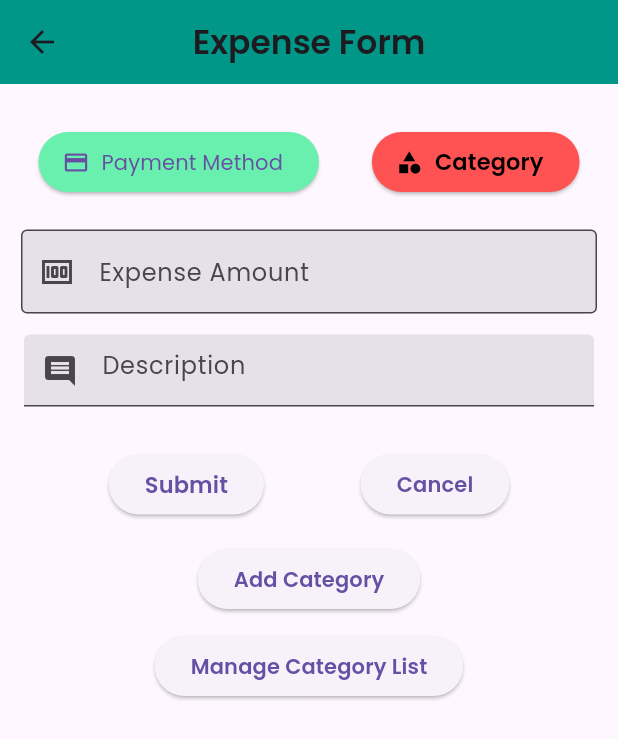
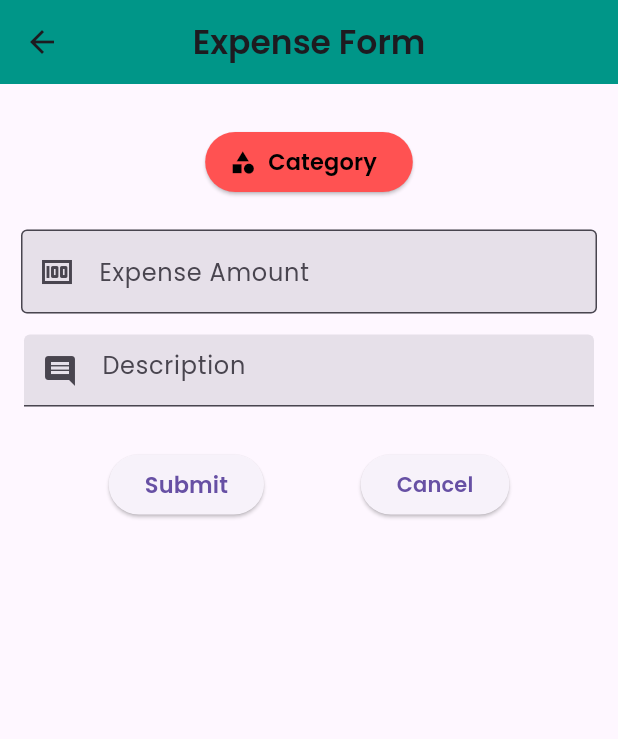
Before and after one commit to stevenjoro098/Daily-Expense, a Flutter app: the addExpensesPage screen opened directly, on a phone screen of 412 x 824 dp. Shown: the top 739 px of the screen. Run offline on Flutter 3.47's test engine with Material 3 defaults, Android fonts, the light colour scheme and no system bars; our stand-ins replace charts_flutter, flutter_local_notifications, shared_preferences, sqflite, sqflite_common_ffi and 1 more; missing offline and left inert: dart:ffi; accounts and stored records are empty.

Commit message:
Changed file structure

```diff
--- a/lib/add_expenditure.dart
+++ b/lib/pages/AddExpenditurePage.dart
@@ -1,10 +1,10 @@
 import 'package:flutter/material.dart';
 import 'package:flutter/cupertino.dart';
 import 'package:sqflite/sqflite.dart';
-import 'add_category.dart';
-import 'list_categorys.dart';
-import 'db.dart';
-import 'categories_page.dart';
+import '../widgets/add_category.dart';
+import 'CategoriesPage.dart';
+import '../utils/db.dart';
+import 'CategoriesPage.dart';
 
 class addExpensesPage extends StatefulWidget {
   const addExpensesPage({super.key});
@@ -80,7 +80,7 @@ class _addExpensesPageState extends State<addExpensesPage> {
         ),
         centerTitle: true,
       ),
-      body: Center(
+      body: SingleChildScrollView(
         child: Padding(
           padding: const EdgeInsets.all(8.0),
           child: Column(
@@ -89,14 +89,6 @@ class _addExpensesPageState extends State<addExpensesPage> {
               Row(
                 mainAxisAlignment: MainAxisAlignment.spaceAround,
                 children: [
-                  ElevatedButton.icon(
-                      onPressed: (){},
-                      label: const Text('Payment Method'),
-                    icon: const Icon(Icons.payment),
-                    style: ButtonStyle(
-                      backgroundColor: MaterialStateProperty.all<Color>(Colors.greenAccent)
-                    ),
-                  ),
                   ElevatedButton.icon(
                       onPressed: (){
                        // push the alert widget and receive data from it.
@@ -119,6 +111,9 @@ class _addExpensesPageState extends State<addExpensesPage> {
                 ],
               ),
               const SizedBox(height: 15),
+              Form(
+                  child: Column(
+                    children: [
                       Padding(
                         padding: const EdgeInsets.all(6.0),
                         child: Center(
@@ -134,6 +129,7 @@ class _addExpensesPageState extends State<addExpensesPage> {
                             )
                         ),
                       ),
+
                       Padding(
                         padding: const EdgeInsets.all(8.0),
                         child: Center(
@@ -147,6 +143,12 @@ class _addExpensesPageState extends State<addExpensesPage> {
                           ),
                         ),
                       ),
+
+                    ],
+                  )
+
+              ),
+
                const SizedBox(height: 20,),
                Row(
                  mainAxisAlignment: MainAxisAlignment.spaceEvenly,
@@ -197,39 +199,7 @@ class _addExpensesPageState extends State<addExpensesPage> {
                       ),
                  ],
                ),
-              const SizedBox(height: 15,),
 
-              ElevatedButton(
-                  onPressed:(){
-                    showDialog(
-                        context: context,
-                        builder: (BuildContext context){
-                          return const addCategoryDialog();
-                                                 },
-                    );
-                  },
-                  child:const Text('Add Category',
-                      style: TextStyle(
-                        fontWeight: FontWeight.bold
-                      ),
-                  ),
-              ),
-              const SizedBox(height: 10,),
-              ElevatedButton(
-                  onPressed: (){
-                    Navigator.push(context,
-                      MaterialPageRoute(builder: (context) => const categoryPage()),);
-
-                  },
-                style: const ButtonStyle(
-              //backgroundColor: MaterialStateProperty.all<Color>(Colors.deepOrangeAccent)
-                 ),
-                  child: const Text('Manage Category List',
-                  style: TextStyle(
-                    fontWeight: FontWeight.bold
-                    ),
-                  ),
-              )
             ],
           ),
         ),
--- a/lib/IncomePage.dart
+++ b/lib/pages/IncomePage.dart
@@ -1,7 +1,7 @@
 import 'package:flutter/material.dart';
 
-import 'AddIncomeDialog.dart';
-import 'db.dart';
+import '../widgets/AddIncomeDialog.dart';
+import '../utils/db.dart';
 
 class IncomePage extends StatefulWidget {
   const IncomePage({super.key});
--- a/lib/AddIncomeDialog.dart
+++ b/lib/widgets/AddIncomeDialog.dart
@@ -1,6 +1,6 @@
 import 'package:flutter/material.dart';
 
-import 'db.dart';
+import '../utils/db.dart';
 
 class AddIncomeDialog extends StatefulWidget {
   const AddIncomeDialog({super.key});
--- a/lib/ExpenseChartBar.dart
+++ b/lib/widgets/ExpenseChartBar.dart
@@ -1,6 +1,6 @@
 import 'package:flutter/material.dart';
 import 'package:charts_flutter/flutter.dart' as charts;
-import 'db.dart';
+import '../utils/db.dart';
 
 class ExpenseBarChart extends StatefulWidget {
   final int MonthIndex; // Parameter to pass
--- a/lib/add_category.dart
+++ b/lib/widgets/add_category.dart
@@ -4,8 +4,8 @@ import 'package:path/path.dart';
 import 'dart:async';
 import 'dart:io';
 import 'package:path_provider/path_provider.dart';
-import 'db.dart';
-import 'add_expenditure.dart';
+import '../utils/db.dart';
+import '../pages/AddExpenditurePage.dart';
 
 
 class addCategoryDialog extends StatefulWidget {
--- a/lib/calendar.dart
+++ b/lib/widgets/calendar.dart
@@ -1,6 +1,6 @@
 import 'package:flutter/material.dart';
 import 'package:table_calendar/table_calendar.dart';
-import 'db.dart';
+import '../utils/db.dart';
 
 class CalendarPage extends StatefulWidget {
   const CalendarPage({super.key});
--- a/pubspec.yaml
+++ b/pubspec.yaml
@@ -102,6 +102,7 @@ flutter:
     - assets/images/pie-chart.png
     - assets/images/happiness.png
     - assets/images/statistics.png
+    - assets/images/user.png
   fonts:
      - family: Poppins
        fonts:
```
Also changed, not shown: lib/categories_page.dart (deleted, +0 -96 lines), lib/main.dart (+4 -4 lines), lib/pages/CategoriesPage.dart (renamed from lib/list_categorys.dart, +55 -6 lines), lib/pages/Home.dart (renamed from lib/home.dart, +27 -7 lines), lib/pages/Profile.dart (renamed from lib/profile.dart, +7 -3 lines), lib/widgets/HomeAppBar.dart (added, +35 -0 lines), assets/images/user.png (added), lib/utils/_helperFn.dart (renamed from lib/_helperFn.dart), lib/utils/db.dart (renamed from lib/db.dart), lib/widgets/category_form.dart (renamed from lib/category_form.dart). Lines whose indentation alone changed are shown as unchanged.
